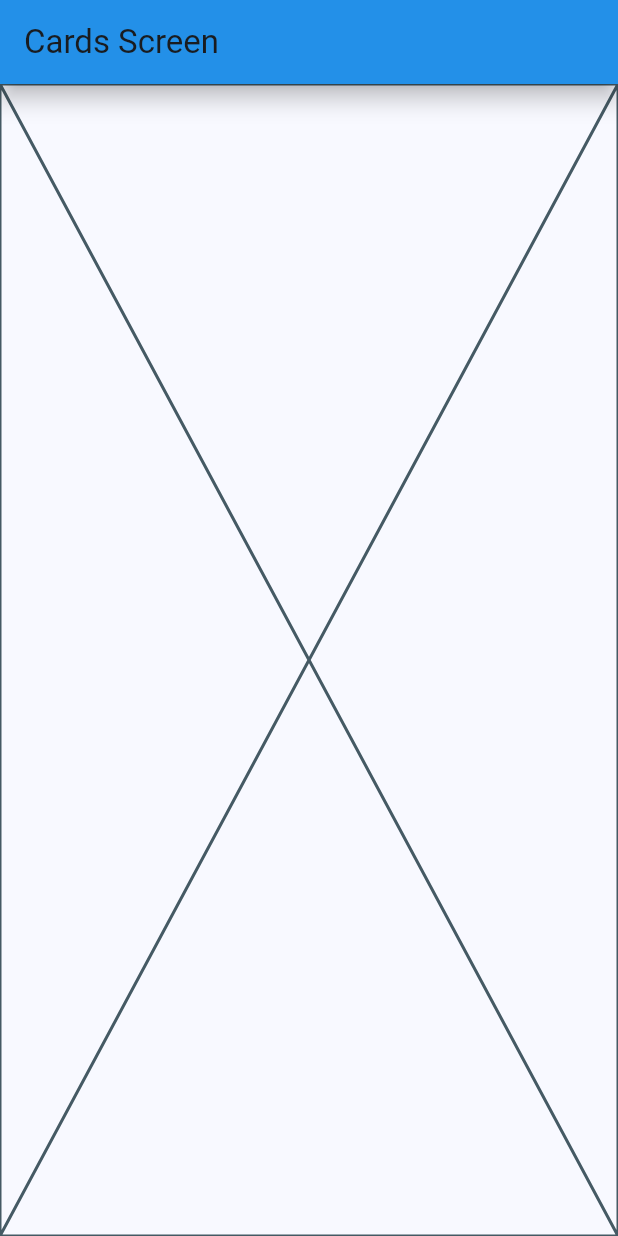
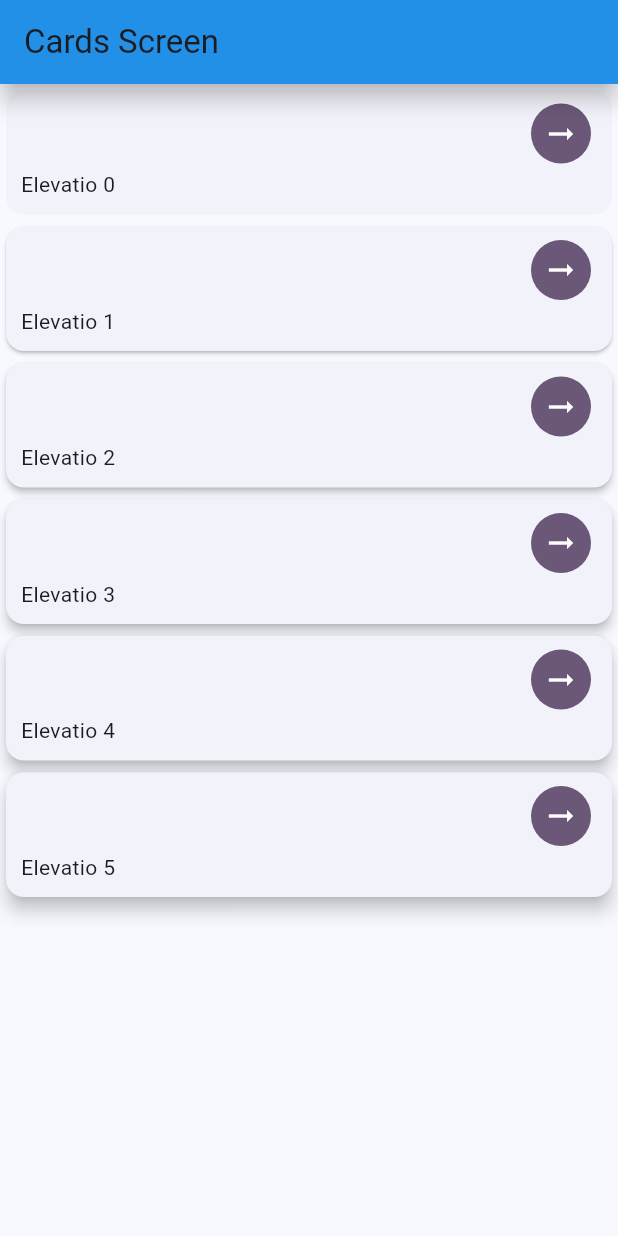
Before and after one commit to rafaelgamezdiaz/widgets_app, a Flutter app: the CardsScreen screen opened by its route, on a phone screen of 412 x 824 dp. Run offline on Flutter 3.47's test engine with Material 3 defaults, Android fonts, the phone set to English and light mode, and no system bars; our stand-ins replace go_router.

Commit message:
configuring cards

```diff
--- a/lib/presentation/screens/cards/cards_screen.dart
+++ b/lib/presentation/screens/cards/cards_screen.dart
@@ -1,4 +1,13 @@
 import 'package:flutter/material.dart';
+
+const cards = <Map<String, dynamic>>[
+  {'elevation': 0.0, 'label': 'Elevatio 0'},
+  {'elevation': 1.0, 'label': 'Elevatio 1'},
+  {'elevation': 2.0, 'label': 'Elevatio 2'},
+  {'elevation': 3.0, 'label': 'Elevatio 3'},
+  {'elevation': 4.0, 'label': 'Elevatio 4'},
+  {'elevation': 5.0, 'label': 'Elevatio 5'},
+];
 
 class CardsScreen extends StatelessWidget {
   static const String name = 'cards_screen';
@@ -8,7 +17,57 @@ class CardsScreen extends StatelessWidget {
   Widget build(BuildContext context) {
     return Scaffold(
       appBar: AppBar(title: const Text('Cards Screen')),
-      body: const Placeholder(),
+      body: _CardsView(),
     );
   }
 }
+
+class _CardsView extends StatelessWidget {
+  @override
+  Widget build(BuildContext context) {
+    return SingleChildScrollView(
+      child: Column(
+        children: [
+          ...cards.map(
+            (card) =>
+                _CardType1(elevation: card['elevation'], label: card['label']),
+          ),
+        ],
+      ),
+    );
+  }
+}
+
+class _CardType1 extends StatelessWidget {
+  final String label;
+  final double elevation;
+
+  const _CardType1({required this.label, required this.elevation});
+
+  @override
+  Widget build(BuildContext context) {
+    final colors = Theme.of(context).colorScheme;
+    return Card(
+      elevation: elevation,
+      child: Padding(
+        padding: const EdgeInsets.fromLTRB(10, 5, 10, 10),
+        child: Column(
+          children: [
+            Align(
+              alignment: Alignment.topRight,
+              child: IconButton(
+                onPressed: () => {},
+                icon: const Icon(Icons.arrow_right_alt_outlined),
+                style: ButtonStyle(
+                  backgroundColor: WidgetStatePropertyAll(colors.tertiary),
+                  foregroundColor: WidgetStatePropertyAll(Colors.white),
+                ),
+              ),
+            ),
+            Align(alignment: Alignment.bottomLeft, child: Text(label)),
+          ],
+        ),
+      ),
+    );
+  }
+}
```
